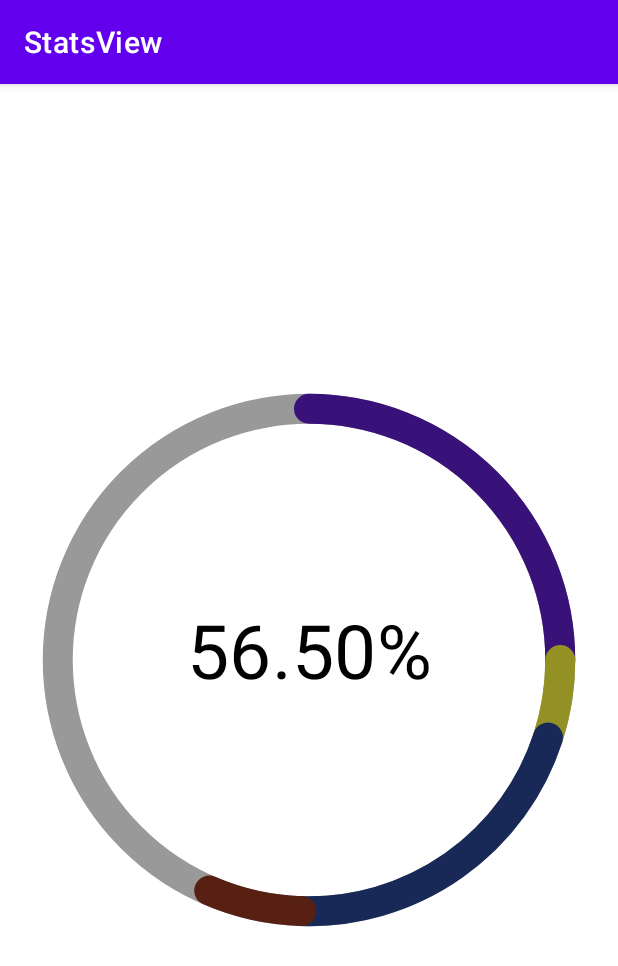
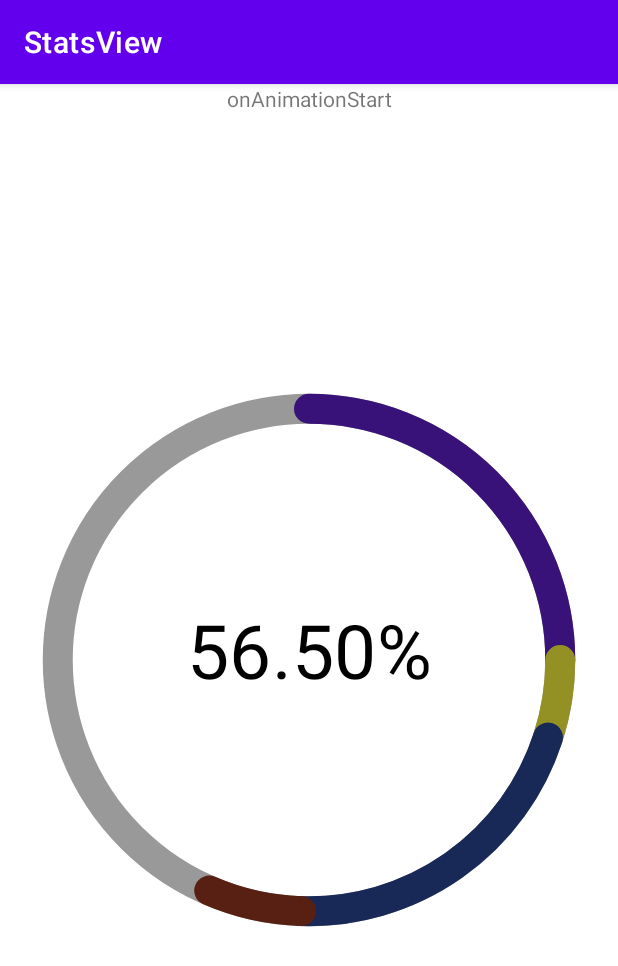
Before and after one commit to clinri/NetologyHomeWorksCustomViews, an Android app: the screen it shows after launch (MainActivity), after a tap on an icon or button, on a phone screen of 412 x 824 dp. Shown: the top 966 px of the screen. Run offline under Robolectric (Android 15) with nearby library versions, the phone set to English and light mode, and no system bars.

Commit message:
code from lecture 06_animations. Implement animation listener

```diff
--- a/app/src/main/java/ru/netology/statsview/MainActivity.kt
+++ b/app/src/main/java/ru/netology/statsview/MainActivity.kt
@@ -2,7 +2,9 @@ package ru.netology.statsview
 
 import androidx.appcompat.app.AppCompatActivity
 import android.os.Bundle
+import android.view.animation.Animation
 import android.view.animation.AnimationUtils
+import android.widget.TextView
 import ru.netology.statsview.ui.StatsView
 
 class MainActivity : AppCompatActivity() {
@@ -11,15 +13,33 @@ class MainActivity : AppCompatActivity() {
         setContentView(R.layout.activity_main)
         val view = findViewById<StatsView>(R.id.statsView)
         view.data = listOf(
-            2000F,
+            2000F, // max value
             500F,
             100F,
             410F,
             120F
         )
+
+        val textView = findViewById<TextView>(R.id.label)
+
         view.setOnClickListener {
             it.startAnimation(
-                AnimationUtils.loadAnimation(this, R.anim.animations)
+                AnimationUtils.loadAnimation(this, R.anim.animations).apply {
+                    setAnimationListener(object : Animation.AnimationListener {
+                        override fun onAnimationStart(p0: Animation?) {
+                            textView.text = "onAnimationStart"
+                        }
+
+                        override fun onAnimationEnd(p0: Animation?) {
+                            textView.text = "onAnimationEnd"
+                        }
+
+                        override fun onAnimationRepeat(p0: Animation?) {
+                            textView.text = "onAnimationRepeat"
+                        }
+
+                    })
+                }
             )
         }
     }
--- a/app/src/main/res/layout/activity_main.xml
+++ b/app/src/main/res/layout/activity_main.xml
@@ -5,6 +5,14 @@
     android:layout_width="match_parent"
     android:layout_height="match_parent"
     tools:context=".MainActivity">
+
+    <TextView
+        android:id="@+id/label"
+        android:layout_width="wrap_content"
+        android:layout_height="wrap_content"
+        app:layout_constraintEnd_toEndOf="parent"
+        app:layout_constraintStart_toStartOf="parent"
+        app:layout_constraintTop_toTopOf="parent" />
 
     <ru.netology.statsview.ui.StatsView
         android:id="@+id/statsView"
```
